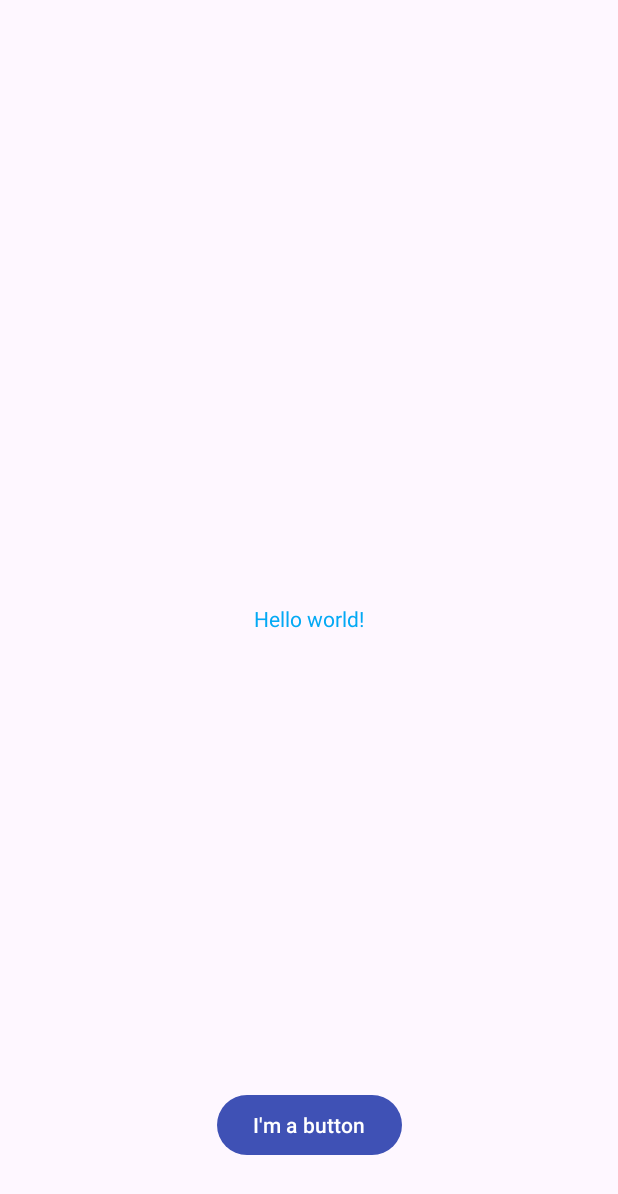
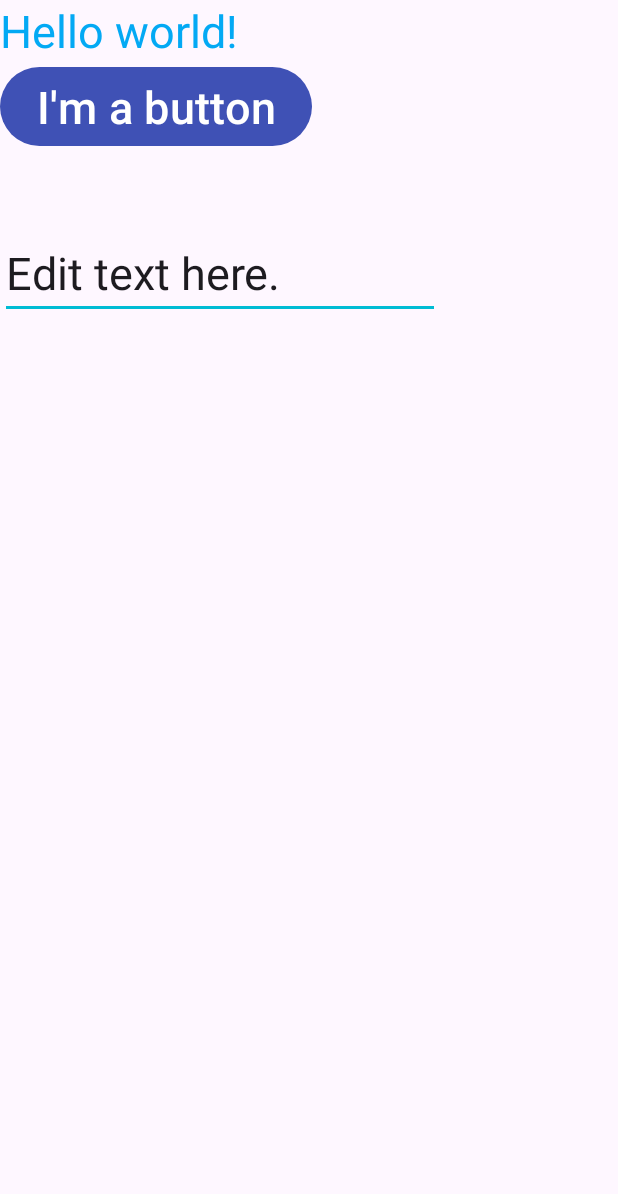
Before and after one commit to ao1208/LeesAndroidLabs, an Android app: the screen it shows after launch (MainActivity), on a phone screen of 412 x 824 dp. Shown: the top 1194 px of the screen. Run offline under Robolectric (Android 15) with nearby library versions, the phone set to English and light mode, and no system bars.

Commit message:
Week2 Completed TextWidgets (2/6)
Signed-off-by: Wan-Hsuan Lee <lee00834@algonquinlive.com>

```diff
--- a/app/build.gradle
+++ b/app/build.gradle
@@ -3,6 +3,11 @@ plugins {
 }
 
 android {
+
+    buildFeatures {
+        viewBinding true
+    }
+
     namespace 'algonquin.cst2335.lee00834'
     compileSdk 33
 
--- a/app/src/main/java/algonquin/cst2335/lee00834/MainActivity.java
+++ b/app/src/main/java/algonquin/cst2335/lee00834/MainActivity.java
@@ -3,12 +3,42 @@ package algonquin.cst2335.lee00834;
 import androidx.appcompat.app.AppCompatActivity;
 
 import android.os.Bundle;
+import android.view.View;
+import android.widget.Button;
+import android.widget.EditText;
+import android.widget.TextView;
+
+import algonquin.cst2335.lee00834.databinding.ActivityMainBinding;
 
 public class MainActivity extends AppCompatActivity {
 
+    private ActivityMainBinding variableBinding;
     @Override
     protected void onCreate(Bundle savedInstanceState) {
         super.onCreate(savedInstanceState);
-        setContentView(R.layout.activity_main);
+
+        variableBinding = ActivityMainBinding.inflate(getLayoutInflater());
+        setContentView(variableBinding.getRoot()); //loads XML on screen
+
+        TextView mytext = variableBinding.theText;
+        Button mybutton = variableBinding.theButton;
+        EditText myedit = variableBinding.theEdit;
+        mybutton.setOnClickListener(new View.OnClickListener() {
+            public void onClick(View v) {
+                String editString = myedit.getText().toString();
+                mytext.setText("Your edit text has: " + editString);
+            }
+        });
+
+//        setContentView(R.layout.activity_main);
+//        TextView mytext = findViewById(R.id.theText);
+//        Button mybutton = findViewById(R.id.theButton);
+//        EditText myedit = findViewById(R.id.theEdit);
+//        mybutton.setOnClickListener(new View.OnClickListener() {
+//            public void onClick(View v) {
+//                String editString = myedit.getText().toString();
+//                mytext.setText("Your edit text has: " + editString);
+//            }
+//        });
     }
 }
--- a/app/src/main/res/layout/activity_main.xml
+++ b/app/src/main/res/layout/activity_main.xml
@@ -1,29 +1,33 @@
 <?xml version="1.0" encoding="utf-8"?>
-<androidx.constraintlayout.widget.ConstraintLayout xmlns:android="http://schemas.android.com/apk/res/android"
-    xmlns:app="http://schemas.android.com/apk/res-auto"
+<LinearLayout
+    xmlns:android="http://schemas.android.com/apk/res/android"
     xmlns:tools="http://schemas.android.com/tools"
     android:layout_width="match_parent"
     android:layout_height="match_parent"
+    android:orientation="vertical"
     tools:context=".MainActivity">
 
     <TextView
-        android:id="@+id/textView"
+        android:id="@+id/theText"
         android:layout_width="wrap_content"
         android:layout_height="wrap_content"
         android:text="@string/hello_message"
-        app:layout_constraintBottom_toBottomOf="parent"
-        app:layout_constraintEnd_toEndOf="parent"
-        app:layout_constraintStart_toStartOf="parent"
-        app:layout_constraintTop_toTopOf="parent" />
+        android:textSize="30dp" />
 
     <Button
+        android:id="@+id/theButton"
         android:layout_width="wrap_content"
         android:layout_height="wrap_content"
         android:layout_marginBottom="50dp"
         android:text="@string/button_message"
-        app:layout_constraintBottom_toBottomOf="parent"
-        app:layout_constraintEnd_toEndOf="parent"
-        app:layout_constraintStart_toStartOf="parent"
-        app:layout_constraintHorizontal_bias="0.5" />
+        android:textSize="30dp" />
 
-</androidx.constraintlayout.widget.ConstraintLayout>
+    <EditText
+        android:id="@+id/theEdit"
+        android:layout_width="wrap_content"
+        android:layout_height="wrap_content"
+        android:hint="@string/hinttext"
+        android:text="@string/edit_message"
+        android:textSize="30dp" />
+
+</LinearLayout>
--- a/app/src/main/res/values/strings.xml
+++ b/app/src/main/res/values/strings.xml
@@ -2,4 +2,6 @@
     <string name="app_name">Lee\'s Android Labs</string>
     <string name="hello_message">Hello world!</string>
     <string name="button_message">I\'m a button</string>
+    <string name="edit_message">Edit text here.</string>
+    <string name="hinttext">Write something here</string>
 </resources>
```
Also changed, not shown: 1 other file.
